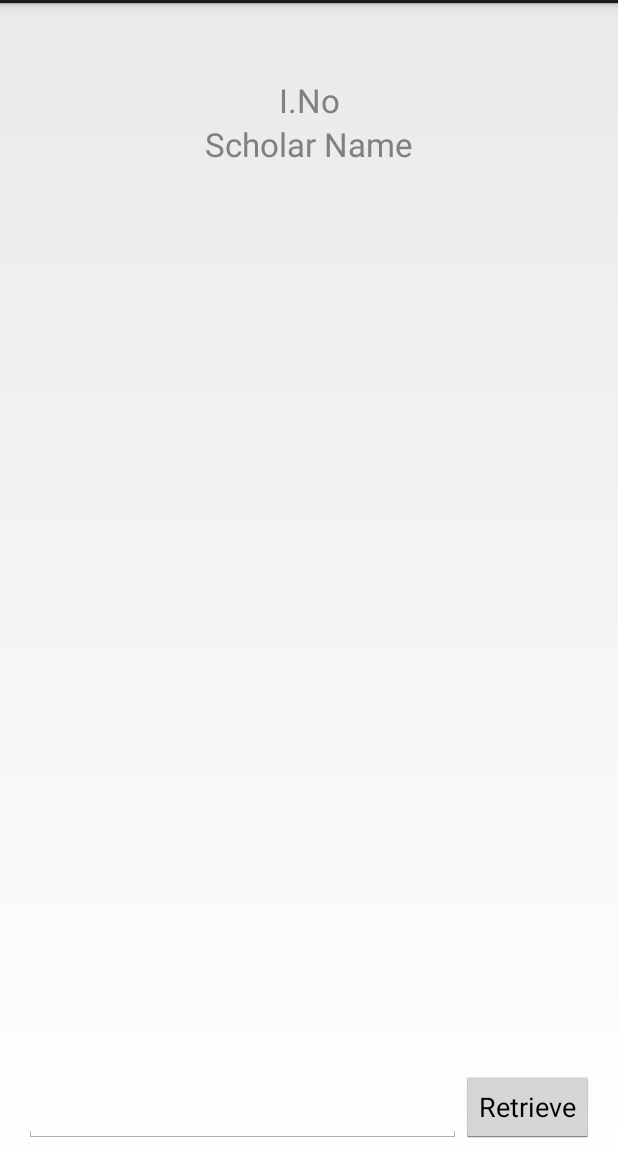
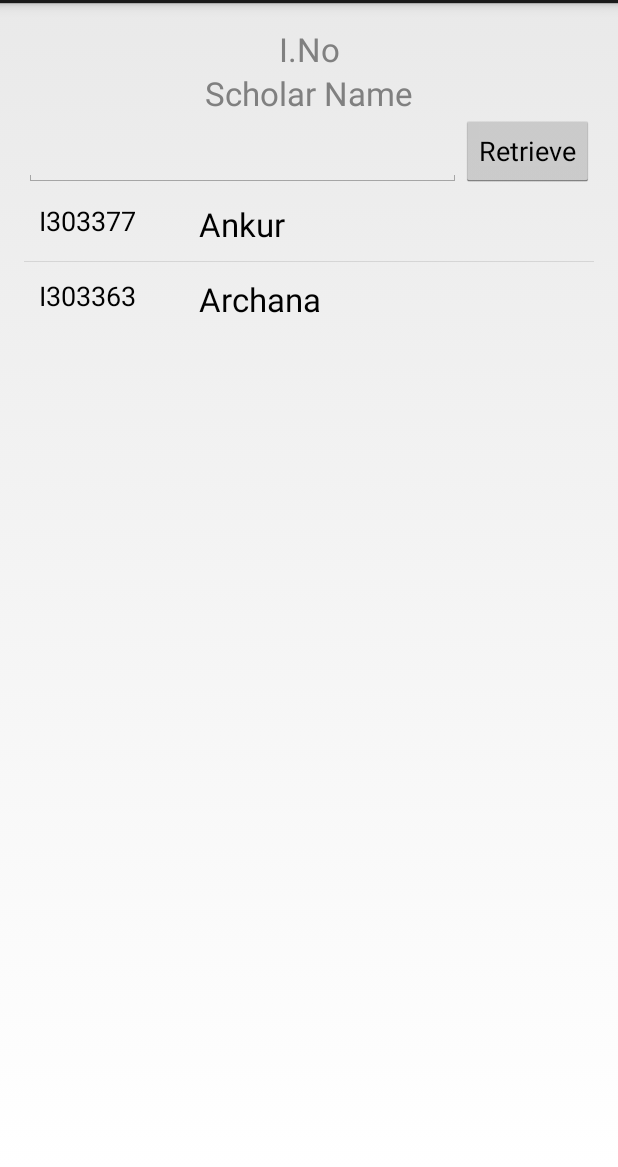
Before and after one commit to rage28/Boothcamp, an Android app: the screen it shows after launch (LauncherActivity), on a phone screen of 412 x 824 dp, the part 69-1236 px from its top. Run offline under Robolectric (Android 15) with nearby library versions, the phone set to English and light mode, and no system bars.

```diff
--- a/AndroidBoothcamp/AndroidBoothcamp/src/main/java/com/android/boothcamp/LauncherActivity.java
+++ b/AndroidBoothcamp/AndroidBoothcamp/src/main/java/com/android/boothcamp/LauncherActivity.java
@@ -1,15 +1,16 @@
 package com.android.boothcamp;
 
 import android.content.ContentValues;
-import android.content.Intent;
 import android.database.Cursor;
 import android.database.sqlite.SQLiteDatabase;
 import android.os.Bundle;
 import android.app.Activity;
-import android.view.Menu;
 import android.view.View;
 import android.widget.Button;
+import android.widget.CursorAdapter;
 import android.widget.EditText;
+import android.widget.ListView;
+import android.widget.SimpleCursorAdapter;
 import android.widget.TextView;
 import android.widget.Toast;
 
@@ -19,6 +20,9 @@ import com.android.boothcamp.database.model.Scholar;
 public class LauncherActivity extends Activity {
     public DatabaseHelper dbHelper;
 
+    public Button btnClickMe;
+    public ListView scholarList;
+
     @Override
     protected void onCreate(Bundle savedInstanceState) {
         super.onCreate(savedInstanceState);
@@ -27,17 +31,22 @@ public class LauncherActivity extends Activity {
         dbHelper = new DatabaseHelper(LauncherActivity.this);
         insertData();
 
-        Button btnClickMe = (Button) findViewById(R.id.btnClick);
+        btnClickMe = (Button) findViewById(R.id.btnClick);
+        scholarList = (ListView) findViewById(R.id.scholarsList);
+
         btnClickMe.setOnClickListener(clikMeListener);
+
+        SQLiteDatabase db = dbHelper.getWritableDatabase();
+        Cursor cursor = db.query(false, Scholar.TABLE_NAME, null, null, null, null, null, null, null);
+        SimpleCursorAdapter adapter = new SimpleCursorAdapter(LauncherActivity.this, R.layout.row_template, cursor, new String[] { Scholar.INO, Scholar.NAME}, new int[] { R.id.tvINo, R.id.tvName }, CursorAdapter.NO_SELECTION);
+        scholarList.setAdapter(adapter);
     }
 
     private View.OnClickListener clikMeListener = new View.OnClickListener() {
         @Override
         public void onClick(View v) {
             String iNo = ((EditText) findViewById(R.id.etInput)).getText().toString();
-
             SQLiteDatabase db = dbHelper.getWritableDatabase();
-
             Cursor cursor = db.query(false, Scholar.TABLE_NAME, null, Scholar.INO + "=?", new String[]{iNo}, null, null, null, null);
 
             if(cursor.moveToFirst()) {
--- a/AndroidBoothcamp/AndroidBoothcamp/src/main/java/com/android/boothcamp/database/model/Scholar.java
+++ b/AndroidBoothcamp/AndroidBoothcamp/src/main/java/com/android/boothcamp/database/model/Scholar.java
@@ -3,6 +3,6 @@ package com.android.boothcamp.database.model;
 public class Scholar {
     public static final String TABLE_NAME = "SCHOLAR";
 
-    public static final String INO = "INO";
+    public static final String INO = "_id";
     public static final String NAME = "NAME";
 }
--- a/AndroidBoothcamp/AndroidBoothcamp/src/main/res/layout/activity_launcher.xml
+++ b/AndroidBoothcamp/AndroidBoothcamp/src/main/res/layout/activity_launcher.xml
@@ -13,17 +13,16 @@
         android:layout_width="wrap_content"
         android:layout_height="wrap_content"
         android:text="Retrieve"
-        android:layout_alignParentBottom="true"
-        android:layout_alignParentRight="true" />
+        android:layout_below="@+id/tvName"
+        android:layout_alignRight="@+id/tvName" />
 
     <EditText
         android:layout_width="wrap_content"
         android:layout_height="wrap_content"
         android:id="@+id/etInput"
-        android:layout_alignParentBottom="true"
-        android:layout_alignParentLeft="true"
-        android:layout_toLeftOf="@+id/btnClick"
-        android:layout_alignTop="@+id/btnClick" />
+        android:layout_alignBottom="@+id/btnClick"
+        android:layout_alignLeft="@+id/tvName"
+        android:layout_toLeftOf="@+id/btnClick" />
 
     <TextView
         android:layout_width="wrap_content"
@@ -31,21 +30,27 @@
         android:textAppearance="?android:attr/textAppearanceLarge"
         android:hint="@string/hint_ino"
         android:id="@+id/tvINo"
+        android:gravity="center"
         android:layout_alignParentTop="true"
-        android:gravity="center"
-        android:layout_marginTop="34dp"
-        android:layout_alignParentRight="true"
-        android:layout_alignParentLeft="true" />
+        android:layout_alignLeft="@+id/tvName"
+        android:layout_alignRight="@+id/btnClick" />
 
     <TextView
         android:layout_width="wrap_content"
         android:layout_height="wrap_content"
         android:textAppearance="?android:attr/textAppearanceLarge"
-        android:hint="Scholar Name"
+        android:hint="@string/hint_name"
         android:id="@+id/tvName"
         android:gravity="center"
         android:layout_below="@+id/tvINo"
         android:layout_alignParentRight="true"
         android:layout_alignParentLeft="true" />
 
+    <ListView
+        android:layout_width="wrap_content"
+        android:layout_height="wrap_content"
+        android:id="@+id/scholarsList"
+        android:layout_alignLeft="@+id/etInput"
+        android:layout_below="@+id/btnClick" />
+
 </RelativeLayout>
--- /dev/null
+++ b/AndroidBoothcamp/AndroidBoothcamp/src/main/res/layout/row_template.xml
@@ -0,0 +1,30 @@
+<?xml version="1.0" encoding="utf-8"?>
+
+<RelativeLayout xmlns:android="http://schemas.android.com/apk/res/android"
+    android:layout_width="match_parent" android:layout_height="wrap_content">
+
+    <TextView
+        android:layout_width="wrap_content"
+        android:layout_height="wrap_content"
+        android:textAppearance="?android:attr/textAppearanceMedium"
+        android:hint="@string/hint_ino"
+        android:padding="10dp"
+        android:id="@+id/tvINo"
+        android:gravity="center_vertical"
+        android:ems="5"
+        android:layout_alignParentTop="true"
+        android:layout_alignParentLeft="true"
+        android:layout_alignBottom="@+id/textView2" />
+
+    <TextView
+        android:layout_width="wrap_content"
+        android:layout_height="wrap_content"
+        android:padding="10dp"
+        android:gravity="center_vertical"
+        android:textAppearance="?android:attr/textAppearanceLarge"
+        android:hint="@string/hint_name"
+        android:id="@+id/tvName"
+        android:layout_alignParentTop="true"
+        android:layout_alignParentRight="true"
+        android:layout_toRightOf="@+id/tvINo" />
+</RelativeLayout>
--- a/AndroidBoothcamp/AndroidBoothcamp/src/main/res/values/strings.xml
+++ b/AndroidBoothcamp/AndroidBoothcamp/src/main/res/values/strings.xml
@@ -6,5 +6,6 @@
     <string name="hello_world">Bye World!</string>
     <string name="title_activity_second">Bye Bye..</string>
     <string name="hint_ino">I.No</string>
+    <string name="hint_name">Scholar Name</string>
 
 </resources>
```
